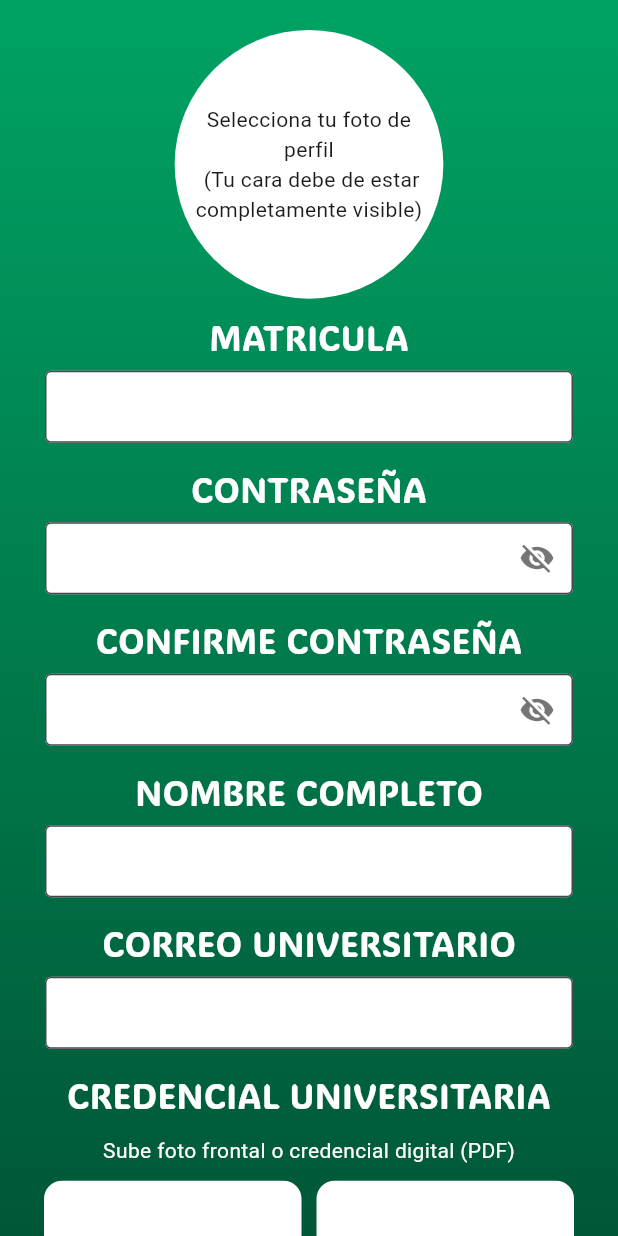
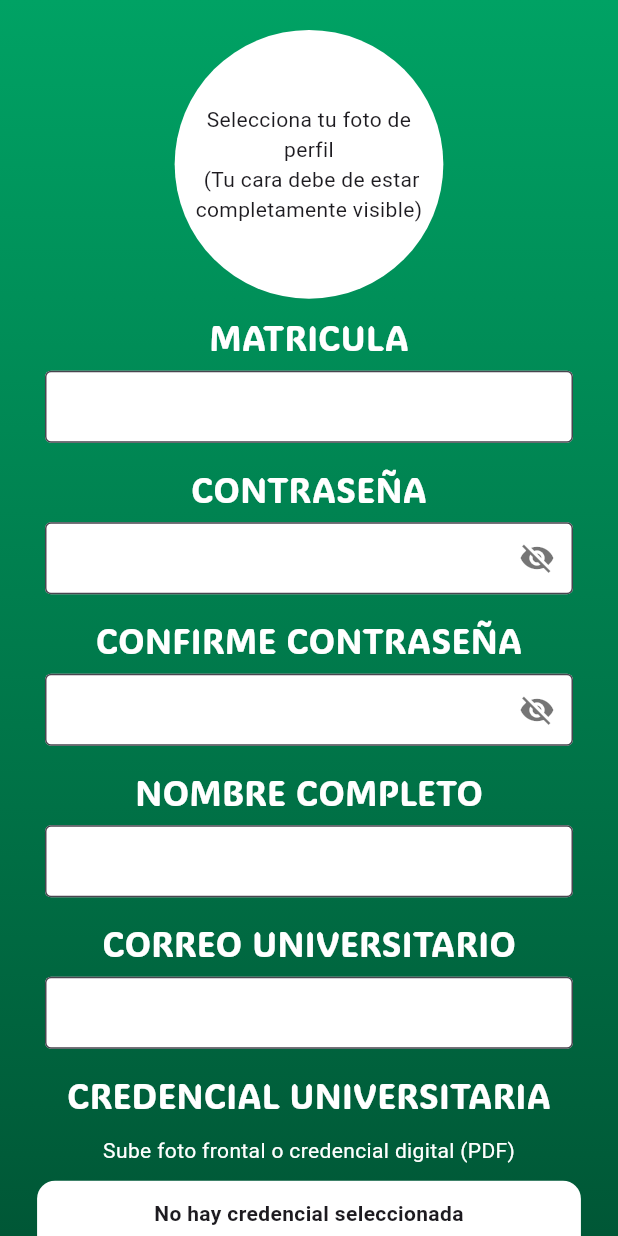
Before and after one commit to GianEstrada/FimeRide-Front, a Flutter app: the FormularioPasajero screen opened directly, on a phone screen of 412 x 824 dp. Run offline on Flutter 3.47's test engine with Material 3 defaults, Android fonts, the light colour scheme and no system bars; our stand-ins replace camera, flutter_local_notifications, flutter_map, geolocator, image_picker, latlong2 and 1 more; missing offline and left inert: file_selector, flutter_pdfview; accounts and stored records are empty.

Commit message:
Corrige flujo Continuar y selector unificado de credencial

```diff
--- a/lib/formulario_pasajero.dart
+++ b/lib/formulario_pasajero.dart
@@ -19,6 +19,7 @@ class FormularioPasajero extends StatefulWidget {
 
 class _FormularioPasajeroState extends State<FormularioPasajero> {
   bool _obscurePassword = true;
+  bool _isSubmitting = false;
   File? _profileImage;
   File? _frontCredentialImage;
   File? _credentialDigitalPdf;
@@ -46,6 +47,81 @@ class _FormularioPasajeroState extends State<FormularioPasajero> {
         (_frontCredentialImage != null || _credentialDigitalPdf != null) &&
         _boletaRectoria != null &&
         _aceptaTerminos;
+  }
+
+  List<String> _missingFields({bool includeCredential = true}) {
+    final missing = <String>[];
+    if (_matriculaController.text.trim().isEmpty) missing.add('Matricula');
+    if (_passwordController.text.isEmpty) missing.add('Contrasena');
+    if (_confirmPasswordController.text.isEmpty)
+      missing.add('Confirmar contrasena');
+    if (_passwordController.text.isNotEmpty &&
+        _confirmPasswordController.text.isNotEmpty &&
+        _passwordController.text != _confirmPasswordController.text) {
+      missing.add('Contrasenas coinciden');
+    }
+    if (_nombreCompletoController.text.trim().isEmpty)
+      missing.add('Nombre completo');
+    if (_correoController.text.trim().isEmpty)
+      missing.add('Correo universitario');
+    if (_profileImage == null) missing.add('Foto de perfil');
+    if (includeCredential &&
+        _frontCredentialImage == null &&
+        _credentialDigitalPdf == null) {
+      missing.add('Credencial (foto o PDF)');
+    }
+    if (_boletaRectoria == null) missing.add('Boleta de rectoria');
+    if (!_aceptaTerminos) missing.add('Aceptar terminos y condiciones');
+    return missing;
+  }
+
+  Future<void> _confirmarRegistro() async {
+    final missingGeneral = _missingFields(includeCredential: false);
+    if (missingGeneral.isNotEmpty) {
+      ScaffoldMessenger.of(context).showSnackBar(
+        SnackBar(
+          content: Text('Completa primero: ${missingGeneral.join(', ')}'),
+        ),
+      );
+      return;
+    }
+
+    if (_frontCredentialImage == null && _credentialDigitalPdf == null) {
+      ScaffoldMessenger.of(context).showSnackBar(
+        const SnackBar(
+          content: Text(
+            'Selecciona una credencial: foto fisica o credencial digital PDF.',
+          ),
+        ),
+      );
+      return;
+    }
+
+    showDialog(
+      context: context,
+      builder: (context) {
+        return AlertDialog(
+          title: const Text('Confirmacion'),
+          content: const Text(
+            'Al hacer click en Confirmar da fe de que todos los datos son reales y propios.\n\n'
+            'Desea continuar?',
+          ),
+          actions: [
+            TextButton(
+              onPressed: () => Navigator.of(context).pop(),
+              child: const Text('Cancelar'),
+            ),
+            TextButton(
+              onPressed: () {
+                Navigator.of(context).pop();
+                _registrarUsuario();
+              },
+              child: const Text('Continuar'),
+            ),
+          ],
+        );
+      },
+    );
   }
 
   String _fileNameFromPath(String path) {
@@ -162,6 +238,7 @@ class _FormularioPasajeroState extends State<FormularioPasajero> {
         );
         setState(() {
           _credentialDigitalPdf = persisted;
+          _frontCredentialImage = null;
           _credentialDigitalPdfFileName = file.name;
         });
       } else {
@@ -306,26 +383,7 @@ class _FormularioPasajeroState extends State<FormularioPasajero> {
                         style: TextStyle(color: Colors.white),
                       ),
                       SizedBox(height: 10),
-                      Row(
-                        mainAxisAlignment: MainAxisAlignment.center,
-                        children: [
-                          _buildImagePicker(
-                            "Foto frontal\n de la credencial",
-                            _frontCredentialImage,
-                            (image) {
-                              setState(() {
-                                _frontCredentialImage = image;
-                              });
-                            },
-                          ),
-                          SizedBox(width: 10),
-                          _buildPdfPicker(
-                            _credentialDigitalPdfFileName,
-                            _credentialDigitalPdf,
-                            _selectCredentialDigitalPdf,
-                          ),
-                        ],
-                      ),
+                      _buildCredentialUnifiedPicker(),
                       SizedBox(height: 15),
                       Text(
                         "BOLETA DE RECTORÍA",
@@ -393,38 +451,7 @@ class _FormularioPasajeroState extends State<FormularioPasajero> {
                 ),
                 SizedBox(height: 10),
                 ElevatedButton.icon(
-                  onPressed:
-                      _isFormComplete
-                          ? () {
-                            showDialog(
-                              context: context,
-                              builder: (context) {
-                                return AlertDialog(
-                                  title: Text("Confirmación"),
-                                  content: Text(
-                                    "Al hacer click en Confirmar da fe de que todos los datos son reales y propios.\n\n"
-                                    "¿Desea continuar?",
-                                  ),
-                                  actions: [
-                                    TextButton(
-                                      onPressed: () {
-                                        Navigator.of(context).pop();
-                                      },
-                                      child: Text("Cancelar"),
-                                    ),
-                                    TextButton(
-                                      onPressed: () {
-                                        Navigator.of(context).pop();
-                                        _registrarUsuario();
-                                      },
-                                      child: Text("Continuar"),
-                                    ),
-                                  ],
-                                );
-                              },
-                            );
-                          }
-                          : null,
+                  onPressed: _isSubmitting ? null : _confirmarRegistro,
                   style: ElevatedButton.styleFrom(
                     backgroundColor: const Color.fromARGB(255, 1, 91, 57),
                     foregroundColor: Colors.white,
@@ -612,10 +639,75 @@ class _FormularioPasajeroState extends State<FormularioPasajero> {
     );
   }
 
+  Widget _buildCredentialUnifiedPicker() {
+    final selectedLabel =
+        _frontCredentialImage != null
+            ? 'Credencial fisica seleccionada'
+            : (_credentialDigitalPdf != null
+                ? 'Credencial digital: $_credentialDigitalPdfFileName'
+                : 'No hay credencial seleccionada');
+
+    return Container(
+      width: MediaQuery.of(context).size.width * 0.88,
+      padding: const EdgeInsets.all(12),
+      decoration: BoxDecoration(
+        color: Colors.white,
+        borderRadius: BorderRadius.circular(12),
+      ),
+      child: Column(
+        children: [
+          Text(
+            selectedLabel,
+            textAlign: TextAlign.center,
+            style: const TextStyle(fontWeight: FontWeight.w600),
+          ),
+          const SizedBox(height: 10),
+          Row(
+            children: [
+              Expanded(
+                child: OutlinedButton.icon(
+                  onPressed:
+                      () => _handleImageSelection((image) {
+                        setState(() {
+                          _frontCredentialImage = image;
+                          _credentialDigitalPdf = null;
+                          _credentialDigitalPdfFileName =
+                              'Seleccionar credencial digital (PDF)';
+                        });
+                      }),
+                  icon: const Icon(Icons.camera_alt),
+                  label: const Text('Tomar/Subir foto'),
+                ),
+              ),
+              const SizedBox(width: 8),
+              Expanded(
+                child: OutlinedButton.icon(
+                  onPressed: _selectCredentialDigitalPdf,
+                  icon: const Icon(Icons.picture_as_pdf),
+                  label: const Text('Subir PDF'),
+                ),
+              ),
+            ],
+          ),
+        ],
+      ),
+    );
+  }
+
   Future<void> _registrarUsuario() async {
-    if (!_isFormComplete) {
+    if (_isSubmitting) {
       return;
     }
+
+    final missing = _missingFields();
+    if (missing.isNotEmpty) {
+      ScaffoldMessenger.of(context).showSnackBar(
+        SnackBar(content: Text('Faltan campos: ${missing.join(', ')}')),
+      );
+      return;
+    }
+
+    setState(() => _isSubmitting = true);
 
     final url = Uri.parse('https://fimeride.onrender.com/api/registrar/');
     final request = http.MultipartRequest('POST', url);
@@ -677,6 +769,10 @@ class _FormularioPasajeroState extends State<FormularioPasajero> {
       ScaffoldMessenger.of(
         context,
       ).showSnackBar(SnackBar(content: Text("Error de red: $e")));
+    } finally {
+      if (mounted) {
+        setState(() => _isSubmitting = false);
+      }
     }
   }
 }
```
